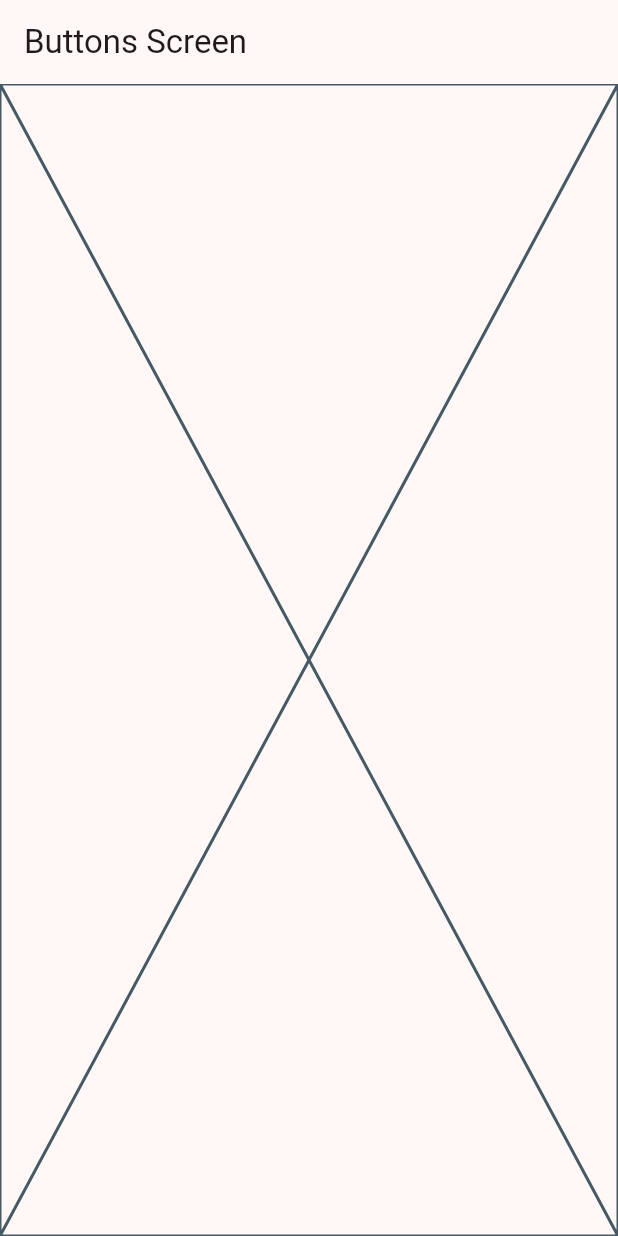
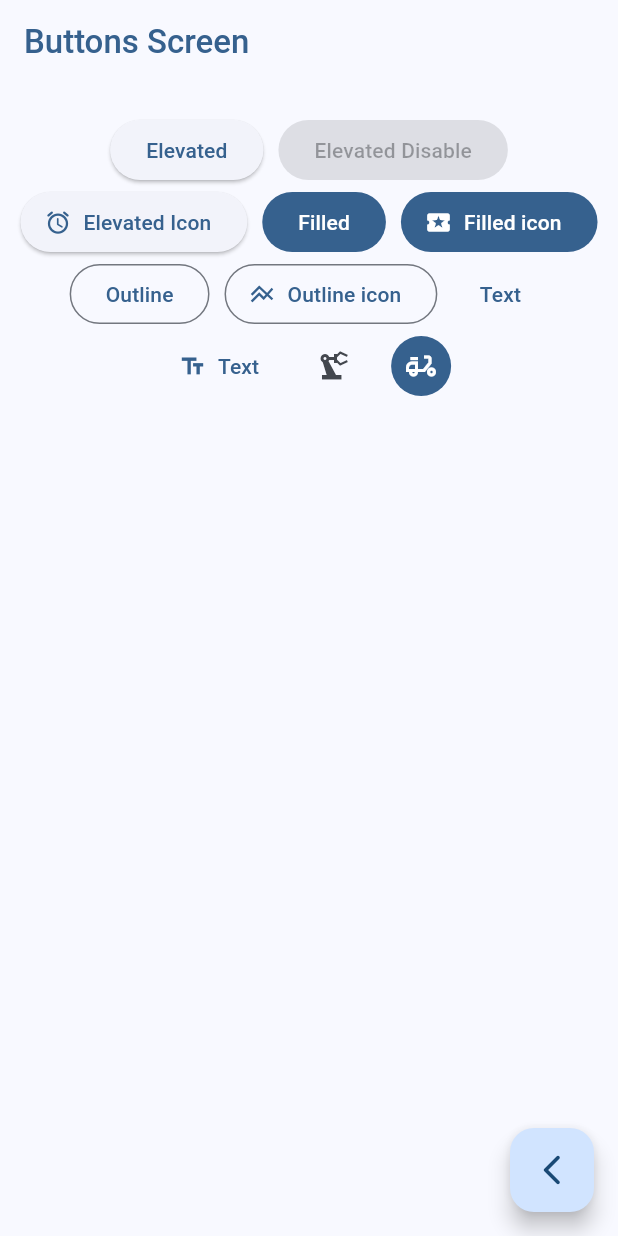
Before and after one commit to MaremagnumX/Flutter-widget-gallery, a Flutter app: the ButtonsScreen screen opened by its route, on a phone screen of 412 x 824 dp. Run offline on Flutter 3.47's test engine with Material 2 defaults, Android fonts, the phone set to English and light mode, and no system bars; our stand-ins replace go_router.

Commit message:
Botones predeterminados

```diff
--- a/lib/main.dart
+++ b/lib/main.dart
@@ -14,7 +14,7 @@ class MainApp extends StatelessWidget {
     return MaterialApp.router(
       routerConfig: appRouter,
       debugShowCheckedModeBanner: false,
-      theme: AppTheme(selectedColor: 7).getTheme(),
+      theme: AppTheme(selectedColor: 0).getTheme(),
     );
   }
 }
--- a/lib/presentation/screens/buttons/buttons_screen.dart
+++ b/lib/presentation/screens/buttons/buttons_screen.dart
@@ -1,4 +1,5 @@
 import 'package:flutter/material.dart';
+import 'package:go_router/go_router.dart';
 
 class ButtonsScreen extends StatelessWidget {
   static const String name = 'buttons_screen';
@@ -7,11 +8,76 @@ class ButtonsScreen extends StatelessWidget {
 
   @override
   Widget build(BuildContext context) {
+    final colors = Theme.of(context).colorScheme;
+
     return Scaffold(
       appBar: AppBar(
         title: const Text('Buttons Screen'),
+        titleTextStyle: TextStyle(
+          color: colors.primary,
+          fontWeight: FontWeight.w500,
+          fontSize: 22,
+        ),
+        iconTheme: IconThemeData(color: colors.primary),
       ),
-      body: const Placeholder(),
+      body: const _ButtonsView(),
+      floatingActionButton: FloatingActionButton(
+        onPressed: () {
+          context.pop();
+        },
+        child: const Icon(Icons.arrow_back_ios_new_rounded),
+      ),
     );
   }
 }
+
+class _ButtonsView extends StatelessWidget {
+  const _ButtonsView();
+
+  @override
+  Widget build(BuildContext context) {
+    final colors = Theme.of(context).colorScheme;
+    return SizedBox(
+      width: double.infinity,
+      child: Padding(
+        padding: const EdgeInsets.symmetric(horizontal: 10, vertical: 20),
+        child: Wrap(alignment: WrapAlignment.center, spacing: 10, children: [
+          ElevatedButton(onPressed: () {}, child: const Text('Elevated')),
+          const ElevatedButton(
+              onPressed: null, child: Text('Elevated Disable')),
+          ElevatedButton.icon(
+              onPressed: () {},
+              icon: const Icon(Icons.access_alarm_rounded),
+              label: const Text('Elevated Icon')),
+          FilledButton(onPressed: () {}, child: const Text('Filled')),
+          FilledButton.icon(
+            onPressed: () {},
+            icon: const Icon(Icons.local_activity),
+            label: const Text('Filled icon'),
+          ),
+          OutlinedButton(onPressed: () {}, child: const Text('Outline')),
+          OutlinedButton.icon(
+              onPressed: () {},
+              icon: const Icon(Icons.line_axis),
+              label: const Text('Outline icon')),
+          TextButton(onPressed: () {}, child: const Text('Text')),
+          TextButton.icon(
+              onPressed: () {},
+              icon: const Icon(Icons.text_fields),
+              label: const Text('Text')),
+          IconButton(
+              onPressed: () {},
+              icon: const Icon(Icons.precision_manufacturing_sharp)),
+          IconButton(
+              onPressed: () {},
+              icon: const Icon(Icons.delivery_dining_outlined),
+              style: ButtonStyle(
+                  backgroundColor: MaterialStatePropertyAll(colors.primary),
+                  iconColor: const MaterialStatePropertyAll(Colors.white))),
+
+          //TODO: Custom Button
+        ]),
+      ),
+    );
+  }
+}
```
